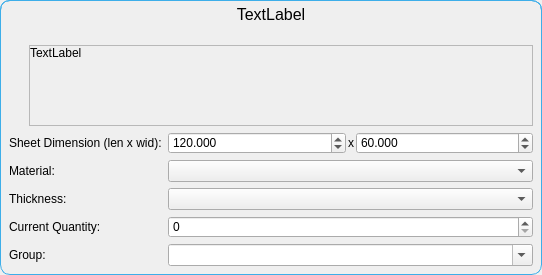
Before: the Qt Designer form ui/add_item_dialog_price_of_steel.ui in TheCodingJsoftware/Invigo, drawn with Qt 5.
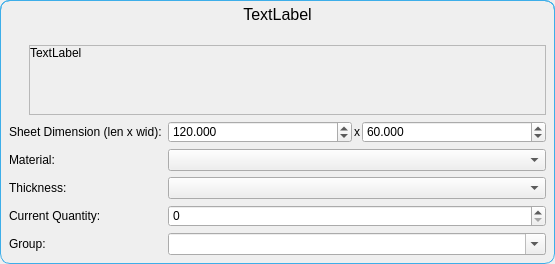
After: the same form once the commit is applied.

```diff
--- a/ui/add_item_dialog_price_of_steel.ui
+++ b/ui/add_item_dialog_price_of_steel.ui
@@ -6,8 +6,8 @@
    <rect>
     <x>0</x>
     <y>0</y>
-    <width>542</width>
-    <height>275</height>
+    <width>555</width>
+    <height>262</height>
    </rect>
   </property>
   <property name="windowTitle">
@@ -152,8 +152,8 @@
               <rect>
                <x>0</x>
                <y>0</y>
-               <width>492</width>
-               <height>79</height>
+               <width>505</width>
+               <height>69</height>
               </rect>
              </property>
              <layout class="QVBoxLayout" name="verticalLayout_4">
```
